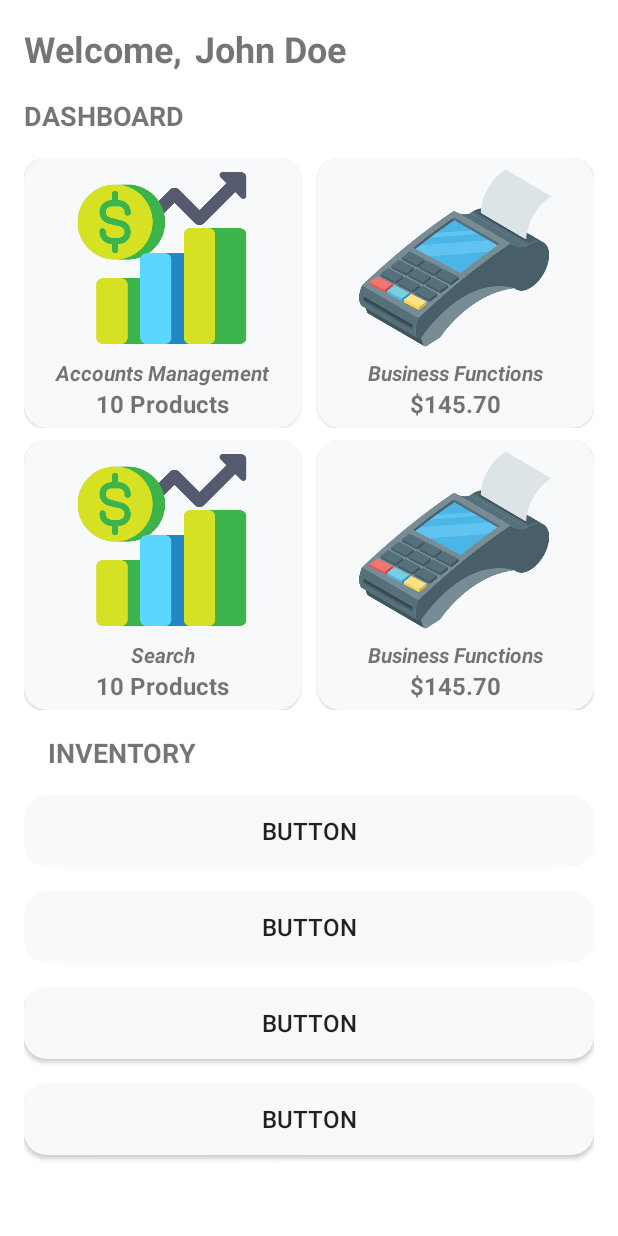
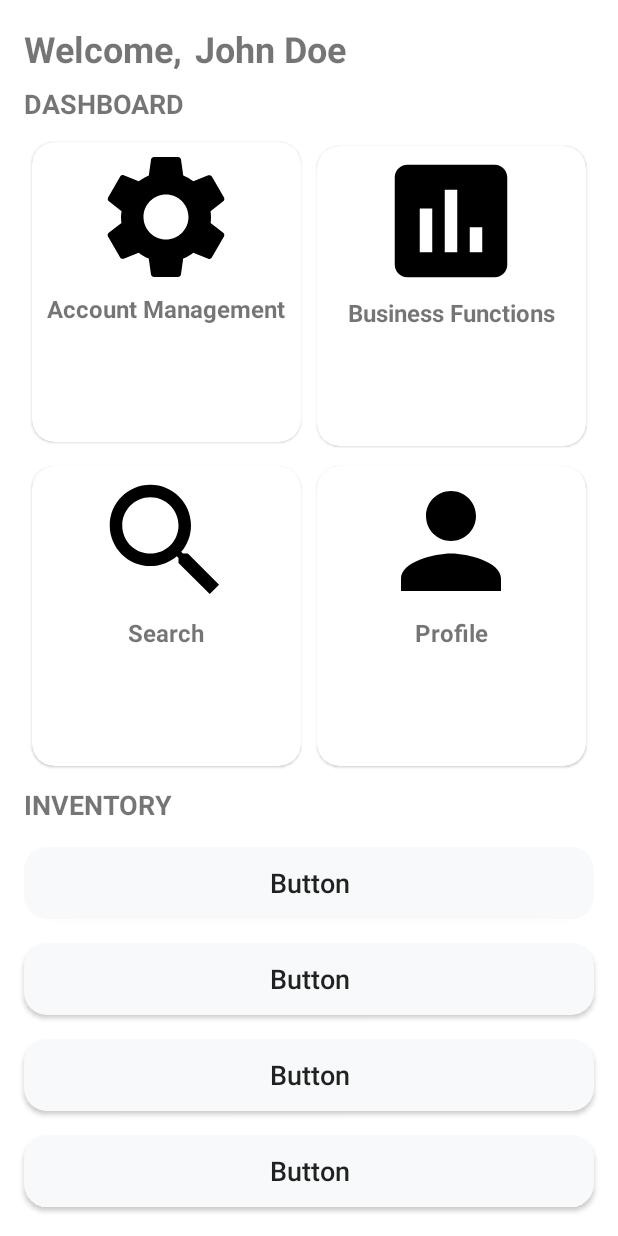
Before and after one commit to bpan2/SBRMS-2, an Android app: the layout landing_page.xml on its own in the app's theme, with its tools: preview values and no code run, on a phone screen of 412 x 824 dp. Run offline under Robolectric (Android 15) with nearby library versions, the phone set to English and light mode, and no system bars.

Commit message:
added card view to dashboard

```diff
--- /dev/null
+++ b/app/src/main/res/drawable/ic_assessment.xml
@@ -0,0 +1,5 @@
+<vector android:height="24dp" android:tint="#000000"
+    android:viewportHeight="24" android:viewportWidth="24"
+    android:width="24dp" xmlns:android="http://schemas.android.com/apk/res/android">
+    <path android:fillColor="@android:color/white" android:pathData="M19,3L5,3c-1.1,0 -2,0.9 -2,2v14c0,1.1 0.9,2 2,2h14c1.1,0 2,-0.9 2,-2L21,5c0,-1.1 -0.9,-2 -2,-2zM9,17L7,17v-7h2v7zM13,17h-2L11,7h2v10zM17,17h-2v-4h2v4z"/>
+</vector>
--- /dev/null
+++ b/app/src/main/res/drawable/ic_person.xml
@@ -0,0 +1,5 @@
+<vector android:height="24dp" android:tint="#000000"
+    android:viewportHeight="24" android:viewportWidth="24"
+    android:width="24dp" xmlns:android="http://schemas.android.com/apk/res/android">
+    <path android:fillColor="@android:color/white" android:pathData="M12,12c2.21,0 4,-1.79 4,-4s-1.79,-4 -4,-4 -4,1.79 -4,4 1.79,4 4,4zM12,14c-2.67,0 -8,1.34 -8,4v2h16v-2c0,-2.66 -5.33,-4 -8,-4z"/>
+</vector>
--- /dev/null
+++ b/app/src/main/res/drawable/ic_search.xml
@@ -0,0 +1,5 @@
+<vector android:height="24dp" android:tint="#000000"
+    android:viewportHeight="24" android:viewportWidth="24"
+    android:width="24dp" xmlns:android="http://schemas.android.com/apk/res/android">
+    <path android:fillColor="@android:color/white" android:pathData="M15.5,14h-0.79l-0.28,-0.27C15.41,12.59 16,11.11 16,9.5 16,5.91 13.09,3 9.5,3S3,5.91 3,9.5 5.91,16 9.5,16c1.61,0 3.09,-0.59 4.23,-1.57l0.27,0.28v0.79l5,4.99L20.49,19l-4.99,-5zM9.5,14C7.01,14 5,11.99 5,9.5S7.01,5 9.5,5 14,7.01 14,9.5 11.99,14 9.5,14z"/>
+</vector>
--- /dev/null
+++ b/app/src/main/res/drawable/ic_settings.xml
@@ -0,0 +1,5 @@
+<vector android:height="24dp" android:tint="#000000"
+    android:viewportHeight="24" android:viewportWidth="24"
+    android:width="24dp" xmlns:android="http://schemas.android.com/apk/res/android">
+    <path android:fillColor="@android:color/white" android:pathData="M19.14,12.94c0.04,-0.3 0.06,-0.61 0.06,-0.94c0,-0.32 -0.02,-0.64 -0.07,-0.94l2.03,-1.58c0.18,-0.14 0.23,-0.41 0.12,-0.61l-1.92,-3.32c-0.12,-0.22 -0.37,-0.29 -0.59,-0.22l-2.39,0.96c-0.5,-0.38 -1.03,-0.7 -1.62,-0.94L14.4,2.81c-0.04,-0.24 -0.24,-0.41 -0.48,-0.41h-3.84c-0.24,0 -0.43,0.17 -0.47,0.41L9.25,5.35C8.66,5.59 8.12,5.92 7.63,6.29L5.24,5.33c-0.22,-0.08 -0.47,0 -0.59,0.22L2.74,8.87C2.62,9.08 2.66,9.34 2.86,9.48l2.03,1.58C4.84,11.36 4.8,11.69 4.8,12s0.02,0.64 0.07,0.94l-2.03,1.58c-0.18,0.14 -0.23,0.41 -0.12,0.61l1.92,3.32c0.12,0.22 0.37,0.29 0.59,0.22l2.39,-0.96c0.5,0.38 1.03,0.7 1.62,0.94l0.36,2.54c0.05,0.24 0.24,0.41 0.48,0.41h3.84c0.24,0 0.44,-0.17 0.47,-0.41l0.36,-2.54c0.59,-0.24 1.13,-0.56 1.62,-0.94l2.39,0.96c0.22,0.08 0.47,0 0.59,-0.22l1.92,-3.32c0.12,-0.22 0.07,-0.47 -0.12,-0.61L19.14,12.94zM12,15.6c-1.98,0 -3.6,-1.62 -3.6,-3.6s1.62,-3.6 3.6,-3.6s3.6,1.62 3.6,3.6S13.98,15.6 12,15.6z"/>
+</vector>
--- a/app/src/main/res/layout/landing_page.xml
+++ b/app/src/main/res/layout/landing_page.xml
@@ -1,21 +1,8 @@
 <?xml version="1.0" encoding="utf-8"?>
-<androidx.constraintlayout.widget.ConstraintLayout xmlns:android="http://schemas.android.com/apk/res/android"
-    xmlns:app="http://schemas.android.com/apk/res-auto"
-    xmlns:tools="http://schemas.android.com/tools"
-    android:layout_width="match_parent"
-    android:layout_height="match_parent">
-
-    <FrameLayout
+<RelativeLayout xmlns:android="http://schemas.android.com/apk/res/android"
     android:layout_width="match_parent"
     android:layout_height="match_parent"
-        app:layout_constraintBottom_toBottomOf="parent"
-        app:layout_constraintEnd_toEndOf="parent"
-        app:layout_constraintStart_toStartOf="parent"
-        app:layout_constraintTop_toTopOf="parent">
-
-        <androidx.constraintlayout.widget.ConstraintLayout
-            android:layout_width="match_parent"
-            android:layout_height="match_parent">
+    xmlns:app="http://schemas.android.com/apk/res-auto">
 
     <TextView
         android:id="@+id/welcomeMessage"
@@ -25,9 +12,7 @@
         android:layout_marginTop="16dp"
         android:text="Welcome,"
         android:textSize="24sp"
-                android:textStyle="bold"
-                app:layout_constraintStart_toStartOf="parent"
-                app:layout_constraintTop_toTopOf="parent" />
+        android:textStyle="bold" />
 
     <TextView
         android:id="@+id/userTextView"
@@ -38,252 +23,233 @@
         android:text="John Doe"
         android:textSize="24sp"
         android:textStyle="bold"
-                app:layout_constraintStart_toEndOf="@+id/welcomeMessage"
-                app:layout_constraintTop_toTopOf="parent" />
+        android:layout_toEndOf="@+id/welcomeMessage"/>
 
     <TextView
         android:id="@+id/dashboardTextView"
         android:layout_width="wrap_content"
         android:layout_height="wrap_content"
         android:layout_marginStart="16dp"
-                android:layout_marginTop="16dp"
+        android:layout_marginTop="8dp"
         android:text="DASHBOARD"
         android:textSize="18sp"
         android:textStyle="bold"
-                app:layout_constraintStart_toStartOf="parent"
-                app:layout_constraintTop_toBottomOf="@+id/welcomeMessage" />
+        android:layout_below="@+id/welcomeMessage" />
 
-            <LinearLayout
+    <GridLayout
+        android:id="@+id/dashboardGridLayout"
         android:layout_width="match_parent"
         android:layout_height="wrap_content"
-                android:layout_marginStart="16dp"
-                android:layout_marginTop="16dp"
-                android:layout_marginEnd="16dp"
-                android:orientation="vertical"
-                app:layout_constraintEnd_toEndOf="parent"
-                app:layout_constraintStart_toStartOf="parent"
-                app:layout_constraintTop_toBottomOf="@+id/dashboardTextView">
+        android:rowCount="4"
+        android:columnCount="2"
+        android:layout_marginLeft="16dp"
+        android:layout_marginRight="16dp"
+        android:layout_marginTop="8dp"
+        android:layout_below="@+id/dashboardTextView">
+
+        <androidx.cardview.widget.CardView
+            android:layout_width="100dp"
+            android:layout_height="200dp"
+            android:layout_columnWeight="1"
+            android:layout_rowWeight="0"
+            android:layout_column="0"
+            android:layout_row="1"
+            android:layout_margin="5dp"
+            app:cardCornerRadius="15dp"
+            app:cardElevation="1dp">
 
             <LinearLayout
                 android:layout_width="match_parent"
                 android:layout_height="match_parent"
-                    android:orientation="horizontal"
-                    android:baselineAligned="false">
-
-                    <LinearLayout
-                        android:layout_width="wrap_content"
-                        android:layout_height="wrap_content"
-                        android:background="@drawable/background_dashboard_items"
-                        android:layout_weight="1"
-                        android:elevation="1dp"
-                        android:layout_marginEnd="5dp"
                 android:orientation="vertical">
 
                 <ImageView
                     android:id="@+id/accountManagementImage"
-                            android:layout_width="177dp"
-                            android:layout_height="133dp"
-                            android:layout_gravity="center"
-                            app:srcCompat="@drawable/sales"
-                            android:onClick="do_something"
-                            android:contentDescription="TODO" />
+                    android:layout_width="100dp"
+                    android:layout_height="100dp"
+                    app:srcCompat="@drawable/ic_settings"
+                    android:layout_gravity="center"/>
 
                 <TextView
                     android:id="@+id/accountManagement"
-                            android:layout_width="match_parent"
+                    android:layout_width="wrap_content"
                     android:layout_height="wrap_content"
-                            android:text="Accounts Management"
-                            android:textAlignment="center"
-                            android:textSize="14sp"
-                            android:textStyle="bold|italic" />
+                    android:text="Account Management"
+                    android:textSize="16dp"
+                    android:textStyle="bold"
+                    android:layout_gravity="center_horizontal"/>
 
-                        <TextView
-                            android:id="@+id/accountManagementvalue"
-                            android:layout_width="match_parent"
-                            android:layout_height="wrap_content"
-                            android:text="10 Products"
-                            android:textAlignment="center"
-                            android:textSize="16sp"
-                            android:textStyle="bold"
-                            android:layout_marginBottom="5dp"/>
             </LinearLayout>
+        </androidx.cardview.widget.CardView>
+
+        <androidx.cardview.widget.CardView
+            android:layout_width="150dp"
+            android:layout_height="200dp"
+            android:layout_marginTop="8dp"
+            android:layout_columnWeight="1"
+            android:layout_rowWeight="0"
+            android:layout_column="1"
+            android:layout_row="1"
+            android:layout_margin="5dp"
+            app:cardCornerRadius="15dp"
+            app:cardElevation="1dp">
 
             <LinearLayout
-                        android:layout_width="wrap_content"
-                        android:layout_height="wrap_content"
-                        android:layout_marginStart="5dp"
-                        android:layout_weight="1"
-                        android:background="@drawable/background_dashboard_items"
-                        android:elevation="1dp"
+                android:layout_width="match_parent"
+                android:layout_height="match_parent"
                 android:orientation="vertical">
 
                 <ImageView
                     android:id="@+id/businessFunctionsImage"
-                            android:layout_width="177dp"
-                            android:layout_height="133dp"
-                            android:layout_gravity="center"
-                            app:srcCompat="@drawable/pos_terminal"
-                            android:onClick="do_something"
-                            android:contentDescription="TODO" />
+                    android:layout_width="100dp"
+                    android:layout_height="100dp"
+                    app:srcCompat="@drawable/ic_assessment"
+                    android:layout_gravity="center"/>
 
                 <TextView
                     android:id="@+id/businessFunctions"
-                            android:layout_width="match_parent"
+                    android:layout_width="wrap_content"
                     android:layout_height="wrap_content"
                     android:text="Business Functions"
-                            android:textAlignment="center"
-                            android:textSize="14sp"
-                            android:textStyle="bold|italic" />
-
-                        <TextView
-                            android:id="@+id/businessFunctionsValue"
-                            android:layout_width="match_parent"
-                            android:layout_height="wrap_content"
-                            android:text="$145.70"
-                            android:textAlignment="center"
-                            android:textSize="16sp"
+                    android:textSize="16dp"
                     android:textStyle="bold"
-                            android:layout_marginBottom="5dp"/>
+                    android:layout_gravity="center_horizontal"/>
 
             </LinearLayout>
-                </LinearLayout>
+        </androidx.cardview.widget.CardView>
+
+        <androidx.cardview.widget.CardView
+            android:layout_width="150dp"
+            android:layout_height="200dp"
+            android:layout_marginTop="8dp"
+            android:layout_columnWeight="1"
+            android:layout_rowWeight="0"
+            android:layout_row="1"
+            android:layout_margin="5dp"
+            app:cardCornerRadius="15dp"
+            app:cardElevation="1dp">
 
             <LinearLayout
                 android:layout_width="match_parent"
-                    android:layout_height="wrap_content"
-                    android:orientation="horizontal"
-                    android:layout_marginTop="8dp"
-                    android:baselineAligned="false">
-
-                    <LinearLayout
-                        android:layout_width="wrap_content"
-                        android:layout_height="wrap_content"
-                        android:layout_weight="1"
-                        android:background="@drawable/background_dashboard_items"
-                        android:layout_marginEnd="5dp"
-                        android:elevation="1dp"
+                android:layout_height="match_parent"
                 android:orientation="vertical">
 
                 <ImageView
                     android:id="@+id/searchImage"
-                            android:layout_width="177dp"
-                            android:layout_height="133dp"
-                            android:layout_gravity="center"
-                            app:srcCompat="@drawable/sales"
-                            android:onClick="do_something"
-                            android:contentDescription="TODO" />
+                    android:layout_width="100dp"
+                    android:layout_height="100dp"
+                    app:srcCompat="@drawable/ic_search"
+                    android:layout_gravity="center"/>
 
                 <TextView
                     android:id="@+id/search"
-                            android:layout_width="match_parent"
+                    android:layout_width="wrap_content"
                     android:layout_height="wrap_content"
                     android:text="Search"
-                            android:textAlignment="center"
-                            android:textSize="14sp"
-                            android:textStyle="bold|italic" />
+                    android:textStyle="bold"
+                    android:textSize="16dp"
+                    android:layout_gravity="center_horizontal"/>
 
-                        <TextView
-                            android:id="@+id/searchValue"
-                            android:layout_width="match_parent"
-                            android:layout_height="wrap_content"
-                            android:text="10 Products"
-                            android:textAlignment="center"
-                            android:textSize="16sp"
-                            android:textStyle="bold"
-                            android:layout_marginBottom="5dp"/>
             </LinearLayout>
+        </androidx.cardview.widget.CardView>
+
+        <androidx.cardview.widget.CardView
+            android:layout_width="150dp"
+            android:layout_height="200dp"
+            android:layout_marginTop="8dp"
+            android:layout_columnWeight="1"
+            android:layout_rowWeight="0"
+            android:layout_row="1"
+            android:layout_margin="5dp"
+            app:cardCornerRadius="15dp"
+            app:cardElevation="1dp">
 
             <LinearLayout
-                        android:layout_width="wrap_content"
-                        android:layout_height="wrap_content"
-                        android:layout_marginStart="5dp"
-                        android:layout_weight="1"
-                        android:background="@drawable/background_dashboard_items"
-                        android:elevation="1dp"
+                android:layout_width="match_parent"
+                android:layout_height="match_parent"
                 android:orientation="vertical">
 
                 <ImageView
                     android:id="@+id/inventoryImage"
-                            android:layout_width="177dp"
-                            android:layout_height="133dp"
-                            android:layout_gravity="center"
-                            app:srcCompat="@drawable/pos_terminal"
-                            android:onClick="do_something"
-                            android:contentDescription="TODO"  />
+                    android:layout_width="100dp"
+                    android:layout_height="100dp"
+                    app:srcCompat="@drawable/ic_person"
+                    android:layout_gravity="center"/>
 
                 <TextView
                     android:id="@+id/inventory"
-                            android:layout_width="match_parent"
+                    android:layout_width="wrap_content"
                     android:layout_height="wrap_content"
-                            android:text="Business Functions"
-                            android:textAlignment="center"
-                            android:textSize="14sp"
-                            android:textStyle="bold|italic" />
-
-                        <TextView
-                            android:id="@+id/inventoryValue"
-                            android:layout_width="match_parent"
-                            android:layout_height="wrap_content"
-                            android:text="$145.70"
-                            android:textAlignment="center"
-                            android:textSize="16sp"
+                    android:text="Profile"
                     android:textStyle="bold"
-                            android:layout_marginBottom="5dp"/>
+                    android:textSize="16dp"
+                    android:layout_gravity="center_horizontal"/>
 
             </LinearLayout>
-                </LinearLayout>
+        </androidx.cardview.widget.CardView>
+    </GridLayout>
 
     <TextView
         android:id="@+id/inventoryTextView"
         android:layout_width="wrap_content"
         android:layout_height="wrap_content"
-                    android:layout_marginStart="16dp"
-                    android:layout_marginTop="16dp"
+        android:layout_marginLeft="16dp"
+        android:layout_marginTop="8dp"
         android:text="INVENTORY"
         android:textSize="18sp"
         android:textStyle="bold"
-                    app:layout_constraintStart_toStartOf="parent" />
+        android:layout_below="@+id/dashboardGridLayout" />
 
     <androidx.appcompat.widget.AppCompatButton
-                    android:id="@+id/button"
+        android:id="@+id/button1"
         android:layout_marginTop="16dp"
         android:layout_width="match_parent"
+        android:layout_marginLeft="16dp"
+        android:layout_marginRight="16dp"
         android:background="@drawable/background_dashboard_items"
         android:layout_height="wrap_content"
         android:text="Button"
-                    android:textSize="16sp"/>
+        android:textAllCaps="false"
+        android:layout_below="@+id/inventoryTextView"
+        android:textSize="18sp"/>
 
     <androidx.appcompat.widget.AppCompatButton
         android:id="@+id/button2"
+        android:layout_marginTop="16dp"
         android:layout_width="match_parent"
+        android:layout_marginLeft="16dp"
+        android:layout_marginRight="16dp"
+        android:background="@drawable/background_dashboard_items"
         android:layout_height="wrap_content"
-                    android:layout_marginTop="16dp"
-                    android:background="@drawable/background_dashboard_items"
         android:text="Button"
-                    android:textSize="16sp" />
+        android:textAllCaps="false"
+        android:layout_below="@+id/button1"
+        android:textSize="18sp"/>
 
     <androidx.appcompat.widget.AppCompatButton
         android:id="@+id/button3"
+        android:layout_marginTop="16dp"
         android:layout_width="match_parent"
+        android:layout_marginLeft="16dp"
+        android:layout_marginRight="16dp"
+        android:background="@drawable/background_dashboard_items"
         android:layout_height="wrap_content"
-                    android:layout_marginTop="16dp"
-                    android:background="@drawable/background_dashboard_items"
         android:text="Button"
-                    android:textSize="16sp" />
+        android:textAllCaps="false"
+        android:layout_below="@+id/button2"
+        android:textSize="18sp"/>
 
     <androidx.appcompat.widget.AppCompatButton
         android:id="@+id/button4"
+        android:layout_marginTop="16dp"
         android:layout_width="match_parent"
+        android:layout_marginLeft="16dp"
+        android:layout_marginRight="16dp"
+        android:background="@drawable/background_dashboard_items"
         android:layout_height="wrap_content"
-                    android:layout_marginTop="16dp"
-                    android:background="@drawable/background_dashboard_items"
         android:text="Button"
-                    android:layout_marginBottom="16dp"
-                    android:textSize="16sp" />
+        android:textAllCaps="false"
+        android:layout_below="@+id/button3"
+        android:textSize="18sp"/>
 
-
-            </LinearLayout>
-
-        </androidx.constraintlayout.widget.ConstraintLayout>
-    </FrameLayout>
-</androidx.constraintlayout.widget.ConstraintLayout>
+</RelativeLayout>
--- a/app/src/main/res/layout/regsitration_page.xml
+++ b/app/src/main/res/layout/regsitration_page.xml
@@ -17,6 +17,7 @@
             android:layout_width="wrap_content"
             android:layout_height="wrap_content"
             android:text="Sign Up"
+            android:layout_marginTop="8dp"
             android:textSize="24sp"/>
 
         <TextView
```
Lines whose indentation alone changed are shown as unchanged.
